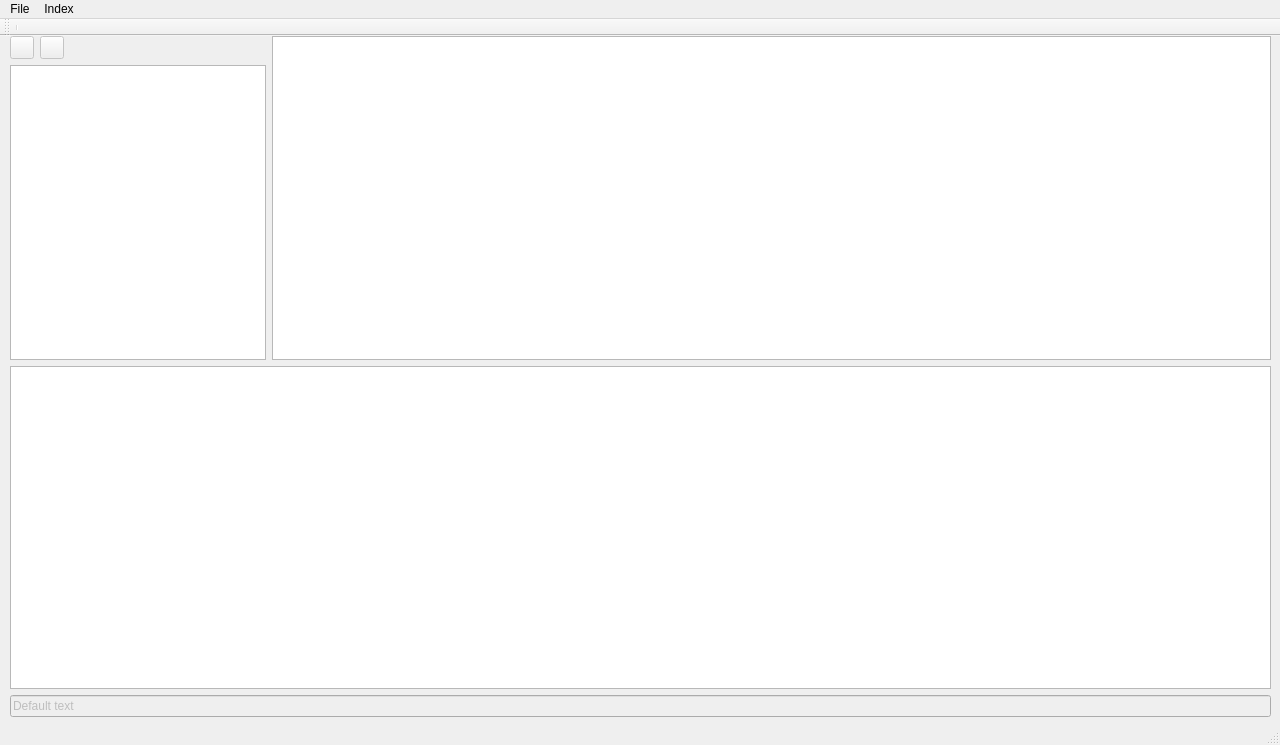
Qt form dmp-client/gui/dmp_client_gui.ui (Roflincopter/dmp) before a commit.
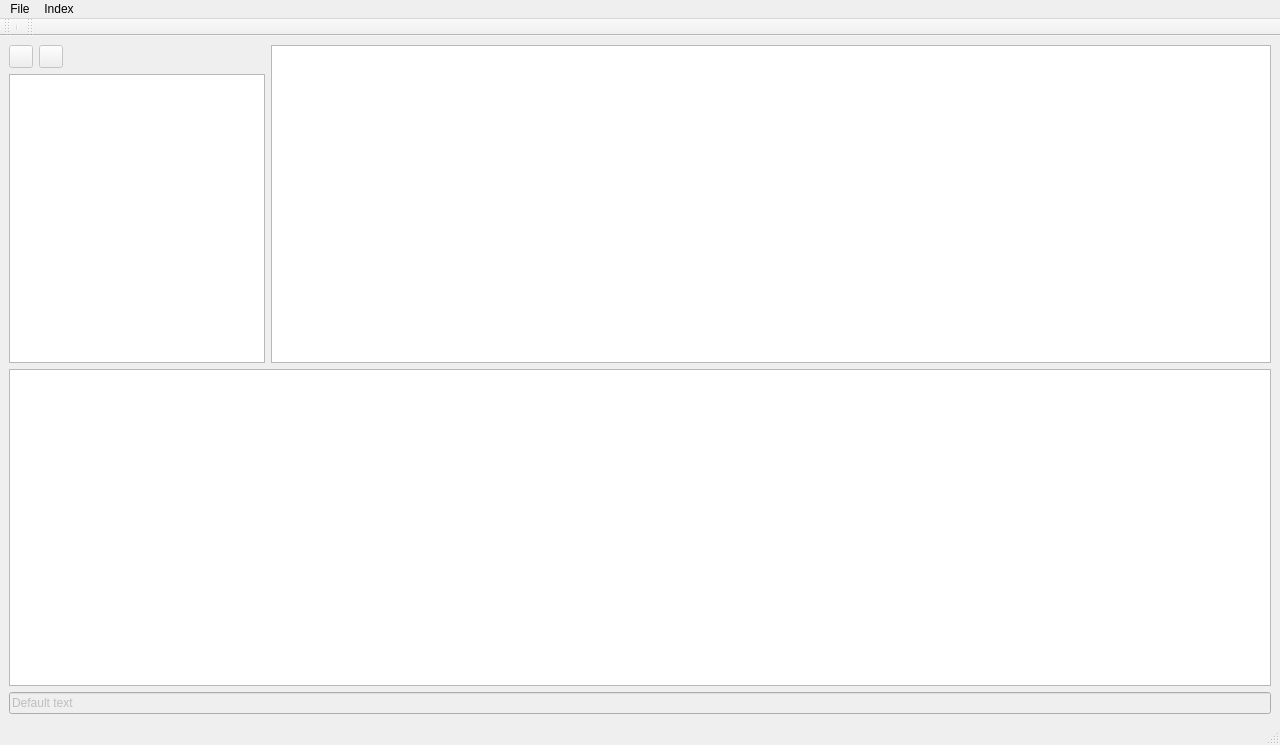
The same form after that commit. Custom widgets are drawn as their Qt base class.

Commit message:
Fixes the non-rescaling gui.
The gui didn't resize because the central widget was in a "broken layout" state.
To fix this you need to say the layout of the parent window.

Diff of the .ui file:
```diff
--- a/dmp-client/gui/dmp_client_gui.ui
+++ b/dmp-client/gui/dmp_client_gui.ui
@@ -10,19 +10,24 @@
     <height>745</height>
    </rect>
   </property>
+  <property name="sizePolicy">
+   <sizepolicy hsizetype="Expanding" vsizetype="Expanding">
+    <horstretch>0</horstretch>
+    <verstretch>0</verstretch>
+   </sizepolicy>
+  </property>
   <property name="windowTitle">
    <string>MainWindow</string>
   </property>
   <widget class="QWidget" name="centralwidget">
-   <widget class="QWidget" name="verticalLayoutWidget">
-    <property name="geometry">
-     <rect>
-      <x>10</x>
-      <y>0</y>
-      <width>1261</width>
-      <height>681</height>
-     </rect>
-    </property>
+   <property name="sizePolicy">
+    <sizepolicy hsizetype="Expanding" vsizetype="Expanding">
+     <horstretch>0</horstretch>
+     <verstretch>0</verstretch>
+    </sizepolicy>
+   </property>
+   <layout class="QVBoxLayout" name="verticalLayout_2">
+    <item>
     <layout class="QVBoxLayout" name="verticalLayout">
      <item>
       <layout class="QHBoxLayout" name="horizontalLayout">
@@ -124,7 +129,8 @@
       </widget>
      </item>
     </layout>
-   </widget>
+    </item>
+   </layout>
   </widget>
   <widget class="DmpClientGuiMenuBar" name="menu_bar">
    <property name="geometry">
@@ -164,6 +170,17 @@
    </attribute>
    <addaction name="separator"/>
   </widget>
+  <widget class="QToolBar" name="toolBar_2">
+   <property name="windowTitle">
+    <string>toolBar_2</string>
+   </property>
+   <attribute name="toolBarArea">
+    <enum>TopToolBarArea</enum>
+   </attribute>
+   <attribute name="toolBarBreak">
+    <bool>false</bool>
+   </attribute>
+  </widget>
   <action name="actionExit">
    <property name="text">
     <string>Exit</string>
```
Lines whose indentation alone changed are shown as unchanged.
